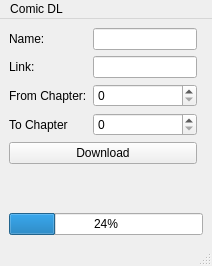
This is comicdl.ui in mjbn/comicDl as Qt 5 draws it before an edit. The edited form follows.
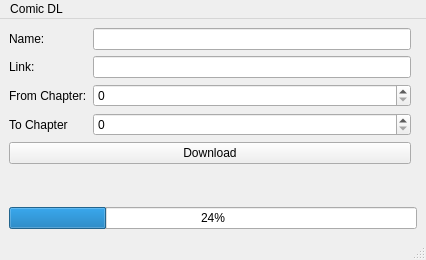
This is the edited form.

What changed in the file:
```diff
--- a/comicdl.ui
+++ b/comicdl.ui
@@ -6,8 +6,8 @@
    <rect>
     <x>0</x>
     <y>0</y>
-    <width>212</width>
-    <height>266</height>
+    <width>426</width>
+    <height>260</height>
    </rect>
   </property>
   <property name="windowTitle">
@@ -80,7 +80,7 @@
     <rect>
      <x>0</x>
      <y>0</y>
-     <width>212</width>
+     <width>426</width>
      <height>25</height>
     </rect>
    </property>
```
